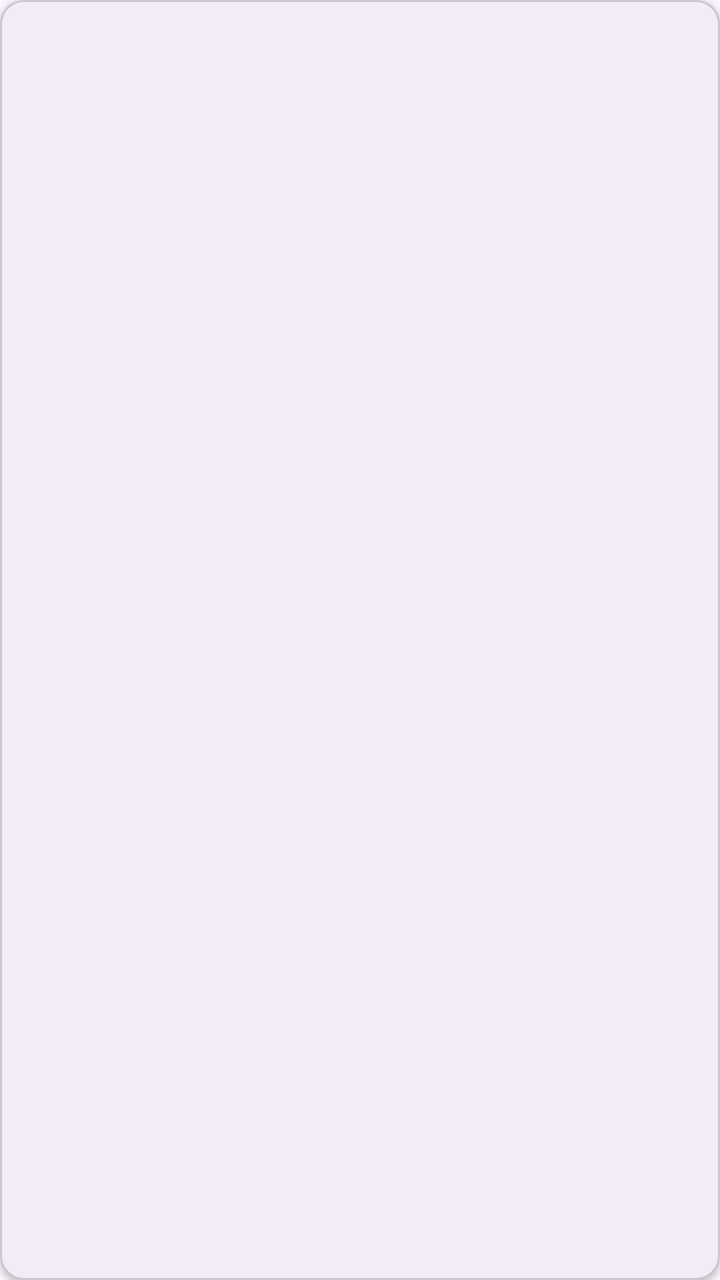
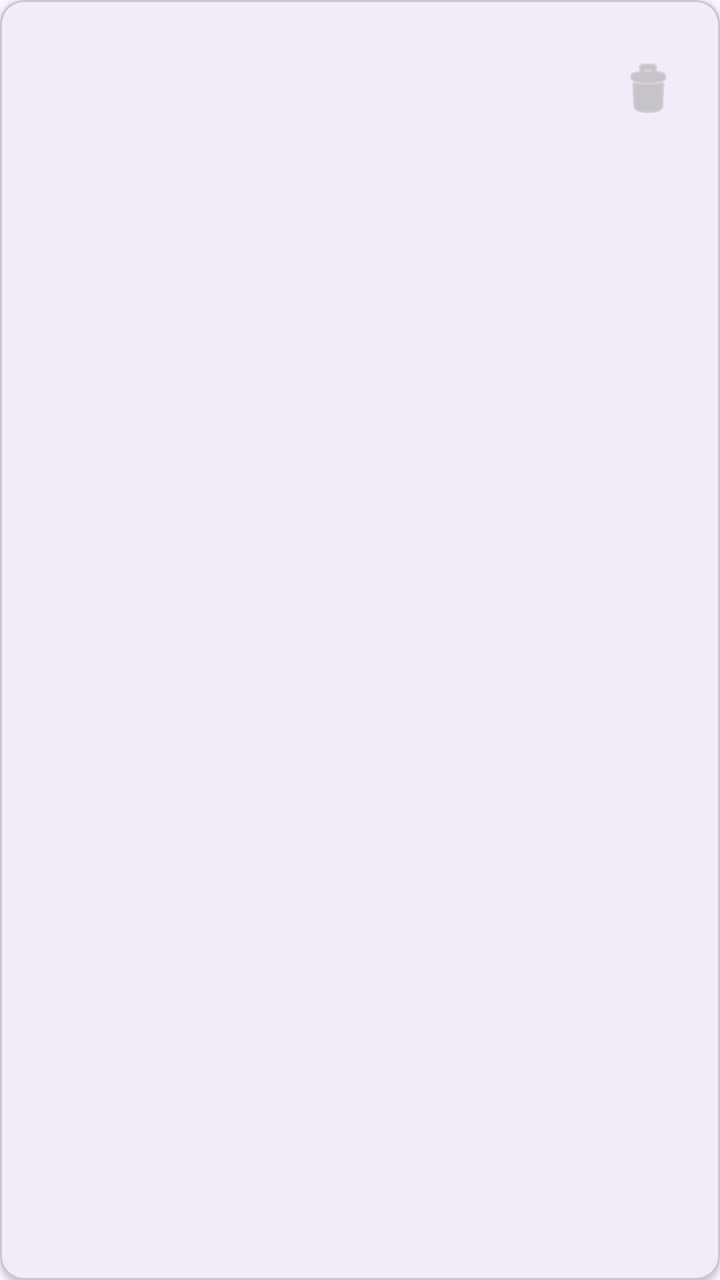

Before-and-after screenshots of an Android layout around one commit, followed by the original layout XML and the change that was made.
<!-- AndroidManifest.xml: application theme Theme.MemoApp -->
<!-- res/layout/item_note.xml -->
<?xml version="1.0" encoding="utf-8"?>
<com.google.android.material.card.MaterialCardView xmlns:android="http://schemas.android.com/apk/res/android"
    xmlns:app="http://schemas.android.com/apk/res-auto"
    android:layout_width="match_parent"
    android:layout_height="wrap_content"
    android:layout_margin="8dp"
    app:cardElevation="2dp">

    <LinearLayout
        android:layout_width="match_parent"
        android:layout_height="wrap_content"
        android:orientation="vertical"
        android:padding="16dp">

        <TextView
            android:id="@+id/text_title"
            android:layout_width="match_parent"
            android:layout_height="wrap_content"
            android:textSize="22sp"
            android:textStyle="bold" />

        <TextView
            android:id="@+id/text_content"
            android:layout_width="match_parent"
            android:layout_height="wrap_content"
            android:layout_marginTop="4dp"
            android:textSize="18sp"
            android:ellipsize="end"
            android:maxLines="2" />
    </LinearLayout>

</com.google.android.material.card.MaterialCardView>
<!-- resources referenced by this layout -->
<resources>
  <style name="Theme.MemoApp" parent="Base.Theme.MemoApp" />
  <style name="Base.Theme.MemoApp" parent="Theme.Material3.DayNight.NoActionBar">
          
          
      </style>
</resources>

<!-- the commit's change to res/layout/item_note.xml (unified diff, before → after) -->
@@ -6,27 +6,45 @@
     android:layout_margin="8dp"
     app:cardElevation="2dp">
 
-    <LinearLayout
+    <RelativeLayout
         android:layout_width="match_parent"
         android:layout_height="wrap_content"
-        android:orientation="vertical"
         android:padding="16dp">
 
-        <TextView
-            android:id="@+id/text_title"
+        <LinearLayout
             android:layout_width="match_parent"
             android:layout_height="wrap_content"
-            android:textSize="22sp"
-            android:textStyle="bold" />
+            android:layout_toStartOf="@id/btn_delete"
+            android:orientation="vertical">
 
-        <TextView
-            android:id="@+id/text_content"
-            android:layout_width="match_parent"
-            android:layout_height="wrap_content"
-            android:layout_marginTop="4dp"
-            android:textSize="18sp"
-            android:ellipsize="end"
-            android:maxLines="2" />
-    </LinearLayout>
+            <TextView
+                android:id="@+id/text_title"
+                android:layout_width="match_parent"
+                android:layout_height="wrap_content"
+                android:textSize="22sp"
+                android:textStyle="bold" />
+
+            <TextView
+                android:id="@+id/text_content"
+                android:layout_width="match_parent"
+                android:layout_height="wrap_content"
+                android:layout_marginTop="4dp"
+                android:ellipsize="end"
+                android:maxLines="2"
+                android:textSize="18sp" />
+        </LinearLayout>
+
+        <ImageButton
+            android:id="@+id/btn_delete"
+            android:layout_width="40dp"
+            android:layout_height="40dp"
+            android:layout_alignParentEnd="true"
+            android:layout_centerVertical="true"
+            android:background="?attr/selectableItemBackgroundBorderless"
+            android:contentDescription="Delete"
+            android:src="@android:drawable/ic_menu_delete"
+            app:tint="@android:color/darker_gray" />
+
+    </RelativeLayout>
 
 </com.google.android.material.card.MaterialCardView>
